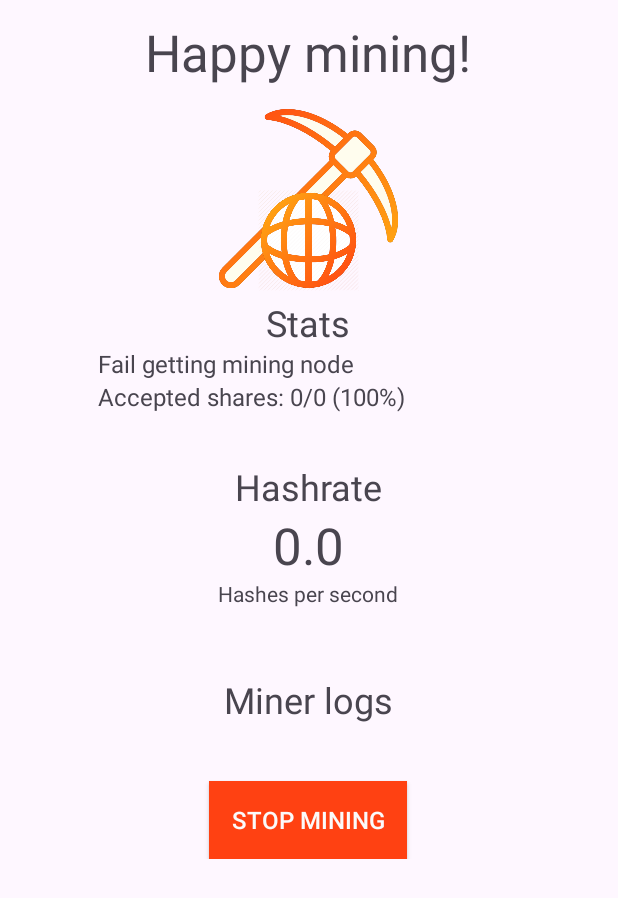
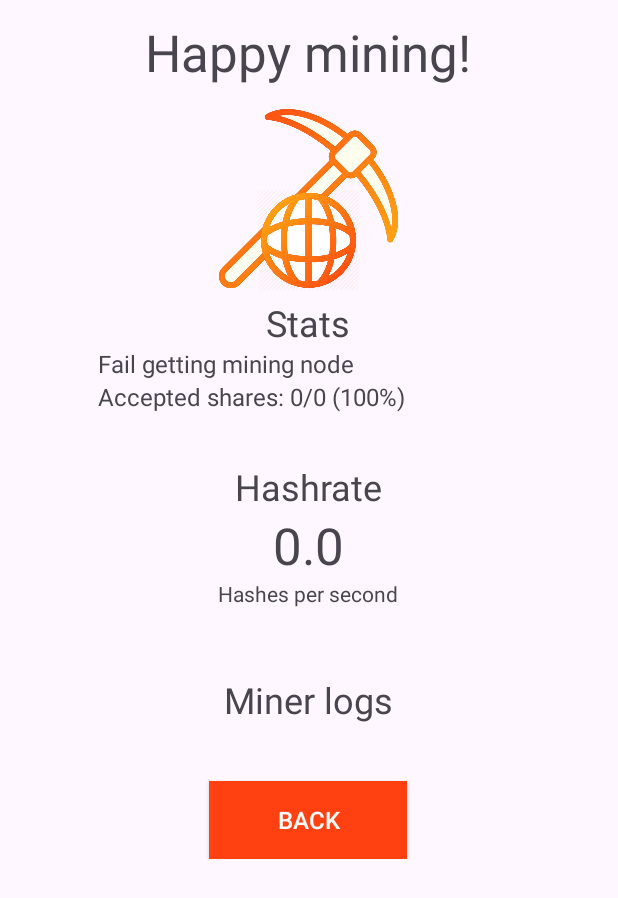
Before and after one commit to fatorius/DUCO-Android-Miner, an Android app: the MiningActivity screen opened directly, with no data from a screen before it, on a phone screen of 412 x 824 dp. Shown: the top 898 px of the screen. Run offline under Robolectric (Android 15) with nearby library versions, the phone set to English and light mode, and no system bars; our stand-ins replace Volley; network calls fail.

Commit message:
Change button label on error

```diff
--- a/DuinoCoinMiner/app/src/main/java/com/fatorius/duinocoinminer/activities/MiningActivity.java
+++ b/DuinoCoinMiner/app/src/main/java/com/fatorius/duinocoinminer/activities/MiningActivity.java
@@ -140,6 +140,10 @@ public class MiningActivity extends AppCompatActivity { //implements UIThreadMet
                     Log.i("Resquest error", error.toString());
 
                     miningNodeDisplay.setText(errorMsg);
+
+                    String stopMiningNewText = "Back";
+
+                    stopMining.setText(stopMiningNewText);
 
                     stopMining.setOnClickListener(view -> {
                         SharedPreferences.Editor editor = sharedPreferences.edit();
```
